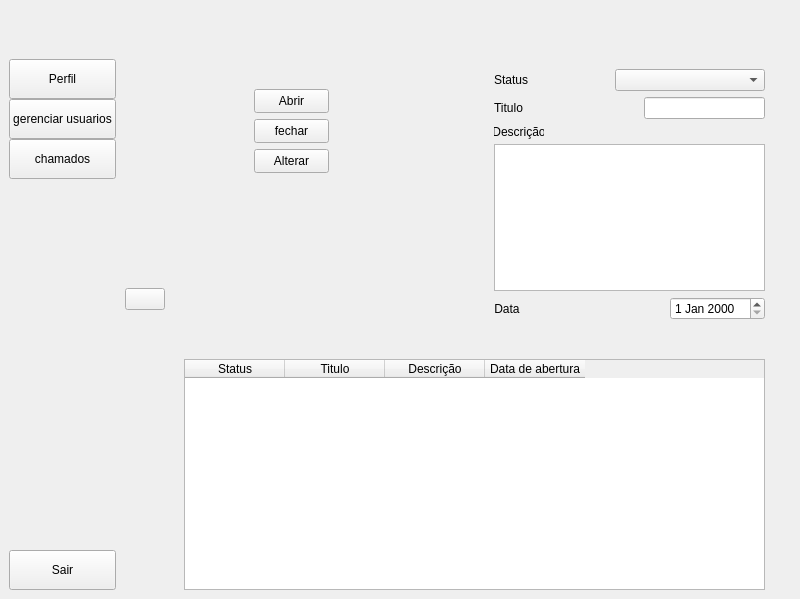
Old version of the form Telas/Menu.tecnico.ui in the repository leotxsp/Projeto-Integrador-SENAC.
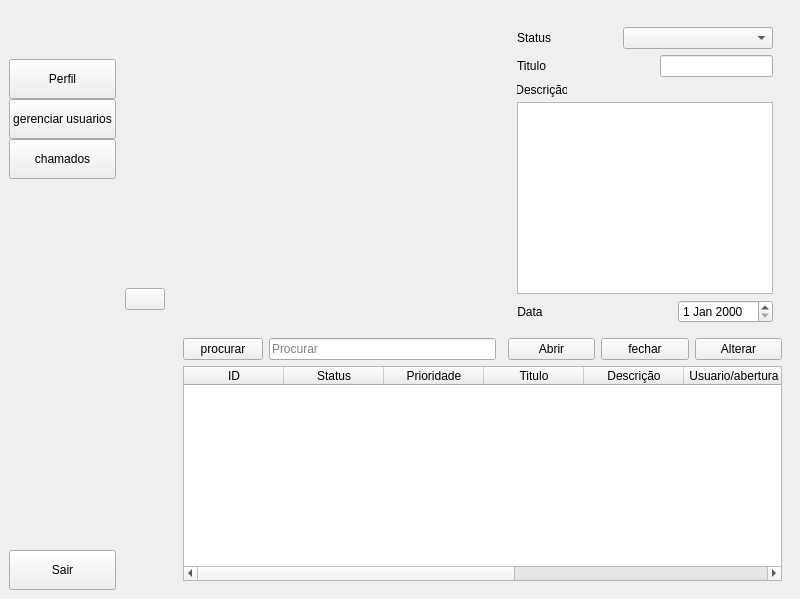
New version of the form. The open tabs and pages were chosen to show the change. Icons and pictures are not drawn.

Commit message: implemento: Tabelas do menu de tecnico devidamente alimentadas

```diff
--- a/Telas/Menu.tecnico.ui
+++ b/Telas/Menu.tecnico.ui
@@ -127,7 +127,7 @@
              </widget>
             </item>
             <item>
-             <widget class="QPushButton" name="btn_chamados_aberto_2">
+             <widget class="QPushButton" name="btn_usuarios">
               <property name="minimumSize">
                <size>
                 <width>0</width>
@@ -256,7 +256,7 @@
           <item>
            <widget class="QStackedWidget" name="stackedWidget">
             <property name="currentIndex">
-             <number>0</number>
+             <number>1</number>
             </property>
             <widget class="QWidget" name="pgPerfil">
              <layout class="QGridLayout" name="gridLayout_3">
@@ -461,85 +461,201 @@
               </item>
              </layout>
             </widget>
+            <widget class="QWidget" name="pgUsuarios">
+             <layout class="QGridLayout" name="gridLayout_2">
+              <item row="0" column="0">
+               <spacer name="horizontalSpacer">
+                <property name="orientation">
+                 <enum>Qt::Orientation::Horizontal</enum>
+                </property>
+                <property name="sizeHint" stdset="0">
+                 <size>
+                  <width>189</width>
+                  <height>20</height>
+                 </size>
+                </property>
+               </spacer>
+              </item>
+              <item row="0" column="1">
+               <layout class="QHBoxLayout" name="horizontalLayout_2">
+                <item>
+                 <widget class="QPushButton" name="pushButton">
+                  <property name="text">
+                   <string/>
+                  </property>
+                 </widget>
+                </item>
+                <item>
+                 <widget class="QLineEdit" name="lineEdit">
+                  <property name="placeholderText">
+                   <string>Procurar</string>
+                  </property>
+                 </widget>
+                </item>
+               </layout>
+              </item>
+              <item row="0" column="2">
+               <spacer name="horizontalSpacer_2">
+                <property name="orientation">
+                 <enum>Qt::Orientation::Horizontal</enum>
+                </property>
+                <property name="sizeHint" stdset="0">
+                 <size>
+                  <width>189</width>
+                  <height>20</height>
+                 </size>
+                </property>
+               </spacer>
+              </item>
+              <item row="1" column="0" colspan="3">
+               <widget class="QTableWidget" name="tableWidget">
+                <column>
+                 <property name="text">
+                  <string>ID</string>
+                 </property>
+                </column>
+                <column>
+                 <property name="text">
+                  <string>USUARIO</string>
+                 </property>
+                </column>
+                <column>
+                 <property name="text">
+                  <string>EMAIL</string>
+                 </property>
+                </column>
+                <column>
+                 <property name="text">
+                  <string>SENHA</string>
+                 </property>
+                </column>
+                <column>
+                 <property name="text">
+                  <string>NOME</string>
+                 </property>
+                </column>
+                <column>
+                 <property name="text">
+                  <string>SETOR</string>
+                 </property>
+                </column>
+                <column>
+                 <property name="text">
+                  <string>CARGO</string>
+                 </property>
+                </column>
+               </widget>
+              </item>
+             </layout>
+            </widget>
             <widget class="QWidget" name="pgChamados">
-             <widget class="QTableWidget" name="TB_Chamados_usuario">
-              <property name="geometry">
-               <rect>
-                <x>10</x>
-                <y>350</y>
-                <width>581</width>
-                <height>231</height>
-               </rect>
-              </property>
-              <column>
-               <property name="text">
-                <string>Status</string>
-               </property>
-              </column>
-              <column>
-               <property name="text">
-                <string>Titulo</string>
-               </property>
-              </column>
-              <column>
-               <property name="text">
-                <string>Descrição</string>
-               </property>
-              </column>
-              <column>
-               <property name="text">
-                <string>Data de abertura</string>
-               </property>
-              </column>
-             </widget>
+             <layout class="QGridLayout" name="gridLayout_4">
+              <item row="1" column="2">
              <widget class="QPushButton" name="BtnAbrirChamado">
-              <property name="geometry">
-               <rect>
-                <x>80</x>
-                <y>80</y>
-                <width>75</width>
-                <height>24</height>
-               </rect>
-              </property>
               <property name="text">
                <string>Abrir</string>
               </property>
              </widget>
-             <widget class="QPushButton" name="BtnFecharChamado">
-              <property name="geometry">
-               <rect>
-                <x>80</x>
-                <y>110</y>
-                <width>75</width>
-                <height>24</height>
-               </rect>
-              </property>
-              <property name="text">
-               <string>fechar</string>
-              </property>
-             </widget>
+              </item>
+              <item row="1" column="4">
              <widget class="QPushButton" name="BtnAlterarChamado">
-              <property name="geometry">
-               <rect>
-                <x>80</x>
-                <y>140</y>
-                <width>75</width>
-                <height>24</height>
-               </rect>
-              </property>
               <property name="text">
                <string>Alterar</string>
               </property>
              </widget>
+              </item>
+              <item row="0" column="0">
+               <spacer name="horizontalSpacer_9">
+                <property name="orientation">
+                 <enum>Qt::Orientation::Horizontal</enum>
+                </property>
+                <property name="sizeType">
+                 <enum>QSizePolicy::Policy::MinimumExpanding</enum>
+                </property>
+                <property name="sizeHint" stdset="0">
+                 <size>
+                  <width>297</width>
+                  <height>20</height>
+                 </size>
+                </property>
+               </spacer>
+              </item>
+              <item row="3" column="0" colspan="5">
+               <widget class="QTableWidget" name="TB_Chamados_usuario">
+                <column>
+                 <property name="text">
+                  <string>ID</string>
+                 </property>
+                </column>
+                <column>
+                 <property name="text">
+                  <string>Status</string>
+                 </property>
+                </column>
+                <column>
+                 <property name="text">
+                  <string>Prioridade</string>
+                 </property>
+                </column>
+                <column>
+                 <property name="text">
+                  <string>Titulo</string>
+                 </property>
+                </column>
+                <column>
+                 <property name="text">
+                  <string>Descrição</string>
+                 </property>
+                </column>
+                <column>
+                 <property name="text">
+                  <string>Usuario/abertura</string>
+                 </property>
+                </column>
+                <column>
+                 <property name="text">
+                  <string>Usuario/fechamento</string>
+                 </property>
+                </column>
+                <column>
+                 <property name="text">
+                  <string>Data de fechamento</string>
+                 </property>
+                </column>
+                <column>
+                 <property name="text">
+                  <string>Data de abertura</string>
+                 </property>
+                </column>
+               </widget>
+              </item>
+              <item row="1" column="3">
+               <widget class="QPushButton" name="BtnFecharChamado">
+                <property name="text">
+                 <string>fechar</string>
+                </property>
+               </widget>
+              </item>
+              <item row="1" column="0">
+               <layout class="QHBoxLayout" name="horizontalLayout_7">
+                <item>
+                 <widget class="QPushButton" name="pushButton_2">
+                  <property name="text">
+                   <string>procurar</string>
+                  </property>
+                 </widget>
+                </item>
+                <item>
+                 <widget class="QLineEdit" name="lineEdit_2">
+                  <property name="placeholderText">
+                   <string>Procurar</string>
+                  </property>
+                 </widget>
+                </item>
+               </layout>
+              </item>
+              <item row="0" column="2" colspan="3">
              <widget class="QWidget" name="widget_2" native="true">
-              <property name="geometry">
-               <rect>
-                <x>320</x>
-                <y>60</y>
-                <width>271</width>
-                <height>251</height>
-               </rect>
-              </property>
               <layout class="QVBoxLayout" name="verticalLayout_10">
                <item>
                 <layout class="QHBoxLayout" name="horizontalLayout_4">
@@ -757,6 +873,8 @@
                </item>
               </layout>
              </widget>
+              </item>
+             </layout>
             </widget>
            </widget>
           </item>
```
Left out of the diff: 1 changed line with no effect on the pictures. Lines whose indentation alone changed are shown as unchanged. The commit also changes 7 other files.
